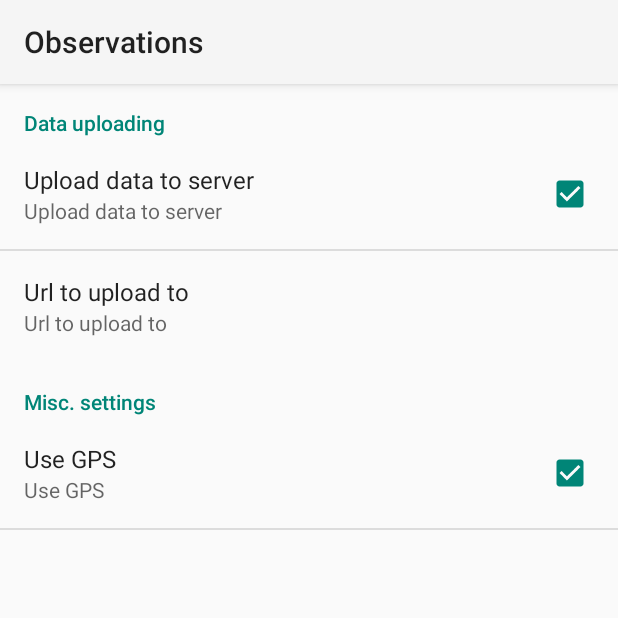
After one commit to sickel/observationlogger, an Android app: the UserSettingsActivity screen opened directly, with no data from a screen before it, on a phone screen of 412 x 824 dp, the top half of it. The commit adds this screen. Run offline under Robolectric (Android 15) with nearby library versions, the light colour scheme and no system bars.

Commit message:
Settings are shown - but still not applied...

```diff
--- a/app/src/main/AndroidManifest.xml
+++ b/app/src/main/AndroidManifest.xml
@@ -8,6 +8,7 @@
         android:icon="@drawable/ic_launcher"
         android:label="@string/app_name"
         android:theme="@style/AppTheme" >
+        <activity android:name=".UserSettingsActivity"></activity>
         <activity
             android:name=".MainActivity"
             android:label="@string/app_name" >
--- /dev/null
+++ b/app/src/main/java/com/mortensickel/obslogger/UserSettingsActivity.java
@@ -0,0 +1,19 @@
+package com.mortensickel.obslogger;
+
+/**
+ * Created by morten on 3/1/15.
+ */
+
+import android.os.Bundle;
+import android.preference.PreferenceActivity;
+
+public class UserSettingsActivity extends PreferenceActivity {
+
+    @Override
+    public void onCreate(Bundle savedInstanceState) {
+        super.onCreate(savedInstanceState);
+
+        addPreferencesFromResource(R.xml.preferences);
+
+    }
+}
--- /dev/null
+++ b/app/src/main/res/menu/settings.xml
@@ -0,0 +1,5 @@
+<menu xmlns:android="http://schemas.android.com/apk/res/android">
+
+    <item android:id="@+id/menu_settings" ic_menu_preferences=""  android:title="@string/menu_settings" android:icon="@android:drawable/ic_menu_preferences">
+
+    </item></menu>
--- a/app/src/main/res/values/strings.xml
+++ b/app/src/main/res/values/strings.xml
@@ -12,5 +12,25 @@
 	<string name="other">Other</string>
 	<string name="confirm">Confirm</string>
 	<string name="undo">Undo</string>
+    <string name="uploaddata">Data uploading</string>
 
-	</resources>
+    <string name="upload">Upload data to server</string>
+    <string name="uploadurl">Url to upload to</string>
+    <string name="menu_settings">Settings</string>
+    <string name="useGPS">Use GPS</string>
+    <string name="miscSettings">Misc. settings</string>
+
+    <string name="title_activity_main">MainActivity</string>
+
+
+    <string name="pref_send_report">Send crash reports</string>
+    <string name="pref_send_report_summary">Helps to fix bugs</string>
+    <string name="pref_sync_frequency">Sync frequency</string>
+    <string name="pref_sync_frequency_summary">Set the sync frequency</string>
+    <string name="pref_user_name">Set username</string>
+    <string name="pref_user_name_summary">Set your username</string>
+
+    <string name="pref_user_profile">User Profile</string>
+    <string name="pref_update_setting">Update Settings</string>
+
+</resources>
--- /dev/null
+++ b/app/src/main/res/xml/preferences.xml
@@ -0,0 +1,31 @@
+<?xml version="1.0" encoding="utf-8"?>
+<PreferenceScreen xmlns:android="http://schemas.android.com/apk/res/android" >
+    <PreferenceCategory
+        android:summary="@string/uploaddata"
+        android:title="@string/uploaddata">
+        <CheckBoxPreference
+            android:key="doUpload"
+            android:defaultValue="true"
+            android:summary="@string/upload"
+            android:title="@string/upload"
+            />
+        <EditTextPreference android:title="@string/uploadurl"
+            android:key="Name"
+            android:dependency="doUpload"
+            android:summary="@string/uploadurl"
+            android:dialogTitle="@string/uploadurl"
+            android:defaultValue="http://aws.sickel.net"/>
+   </PreferenceCategory>
+    <PreferenceCategory
+        android:summary="@string/miscSettings"
+        android:title="@string/miscSettings">
+        <CheckBoxPreference
+            android:key="useGPS"
+            android:defaultValue="true"
+            android:summary="@string/useGPS"
+            android:title="@string/useGPS"
+            />
+
+    </PreferenceCategory>
+    <!--Any other categories include here-->
+</PreferenceScreen>
```
Also changed, not shown: app/src/main/java/com/mortensickel/obslogger/MainActivity.java (+30 -11 lines).
